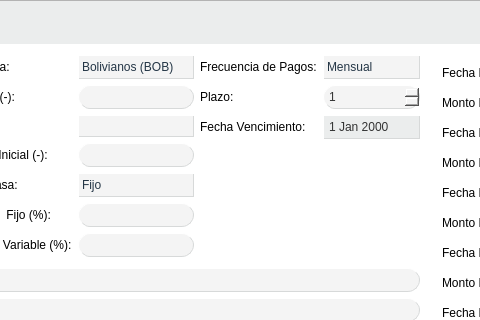
Qt form Finanzas/PlanDePagos.ui (altitude-solutions/Finanzas) before a commit; both pictures show x 522 to 1002 and y 0 to 320 of the 1220 by 789 pixel window.
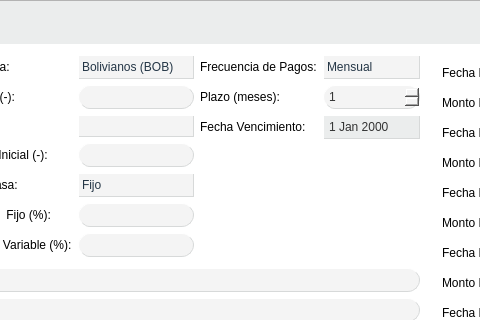
The same form after that commit. Icons and pictures are not drawn. Custom widgets are drawn as their Qt base class.

Patch:
```diff
--- a/Finanzas/PlanDePagos.ui
+++ b/Finanzas/PlanDePagos.ui
@@ -1290,7 +1290,7 @@
                   <item row="1" column="0">
                    <widget class="QLabel" name="label_12">
                     <property name="text">
-                     <string>Plazo:</string>
+                     <string>Plazo (meses):</string>
                     </property>
                    </widget>
                   </item>
```
